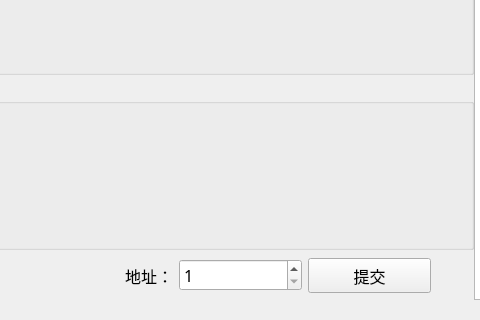
Qt form IDC_TestSystem/mpdu/m_test/m_testline/mtest_linewid.ui (ChinaClever/IDC_TestSystem) before a commit; both pictures show x 440 to 920 and y 274 to 594 of the 1170 by 594 pixel window.
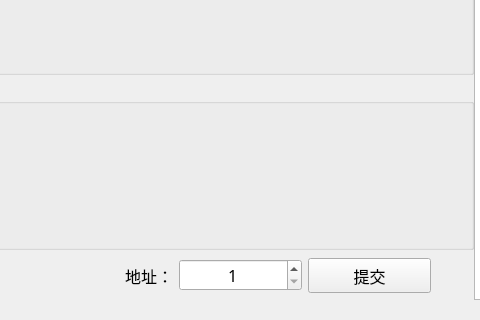
The same form after that commit.

The edit to the form file:
```diff
--- a/IDC_TestSystem/mpdu/m_test/m_testline/mtest_linewid.ui
+++ b/IDC_TestSystem/mpdu/m_test/m_testline/mtest_linewid.ui
@@ -10,6 +10,12 @@
     <height>594</height>
    </rect>
   </property>
+  <property name="font">
+   <font>
+    <family>微软雅黑</family>
+    <pointsize>12</pointsize>
+   </font>
+  </property>
   <property name="windowTitle">
    <string>Form</string>
   </property>
@@ -124,6 +130,9 @@
              <pointsize>12</pointsize>
             </font>
            </property>
+           <property name="alignment">
+            <set>Qt::AlignCenter</set>
+           </property>
            <property name="minimum">
             <number>1</number>
            </property>
```
